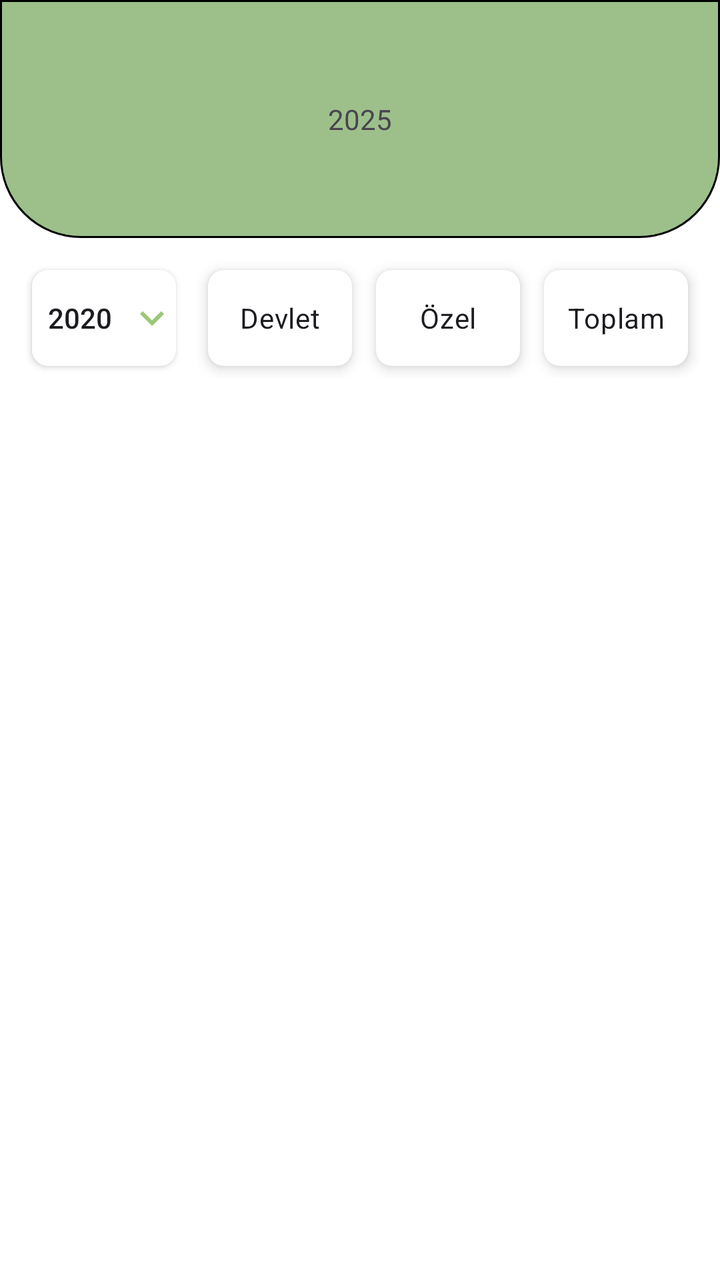
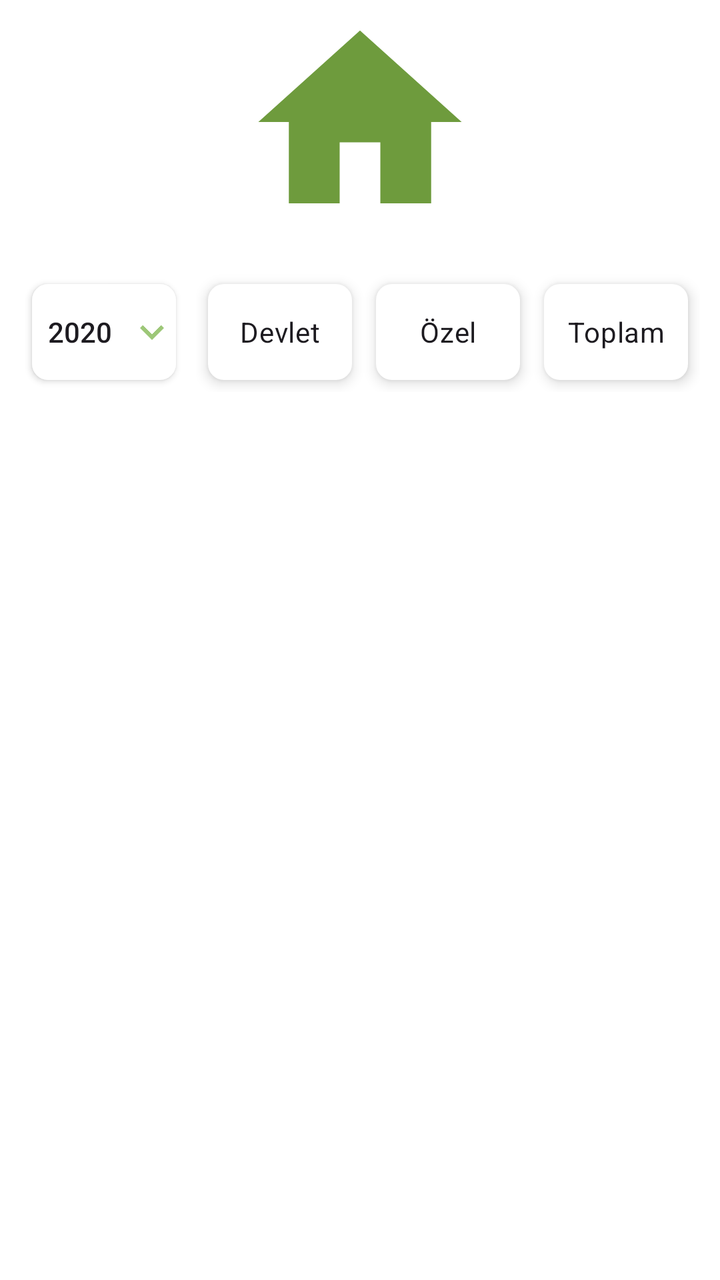

Compare the two renders of this Android layout. The source of the first and the diff that turns it into the second are given below.
<!-- AndroidManifest.xml: application theme Theme.DesignExample -->
<!-- res/layout/fragment_birinci.xml -->
<?xml version="1.0" encoding="utf-8"?>
<androidx.constraintlayout.widget.ConstraintLayout xmlns:android="http://schemas.android.com/apk/res/android"
    xmlns:app="http://schemas.android.com/apk/res-auto"
    xmlns:tools="http://schemas.android.com/tools"
    android:layout_width="match_parent"
    android:layout_height="match_parent"
    app:layoutDescription="@xml/fragment_birinci_scene2"
    tools:context=".design.birinciFragment"
    android:background="@color/white">


    <androidx.cardview.widget.CardView
        android:layout_width="match_parent"
        android:layout_height="wrap_content"
        android:layout_marginTop="5dp"
        android:elevation="50dp"
        app:cardElevation="0dp"
        app:layout_constraintEnd_toEndOf="parent"
        app:layout_constraintHorizontal_bias="0.0"
        app:layout_constraintStart_toStartOf="parent"
        app:layout_constraintTop_toBottomOf="@+id/cardView2">

        <androidx.recyclerview.widget.RecyclerView
            android:id="@+id/bahceSecimRecyclerView"
            android:layout_width="match_parent"
            android:layout_height="wrap_content"
            android:layout_margin="10dp"
            android:orientation="horizontal"
            android:padding="10dp" />
    </androidx.cardview.widget.CardView>

    <androidx.cardview.widget.CardView
        android:id="@+id/cardView2"
        android:layout_width="match_parent"
        android:layout_height="wrap_content"
        android:layout_marginTop="10dp"
        app:layout_constraintTop_toBottomOf="@+id/textView4"
        tools:layout_editor_absoluteX="1dp"
        android:background="@color/white"
        app:cardElevation="0dp">

        <androidx.constraintlayout.widget.ConstraintLayout
            android:layout_width="match_parent"
            android:layout_height="match_parent">

            <RadioGroup
                android:id="@+id/radioGroup2"
                android:layout_width="0dp"
                android:layout_height="wrap_content"
                android:layout_marginEnd="10dp"
                android:orientation="horizontal"
                app:layout_constraintBottom_toBottomOf="parent"
                app:layout_constraintEnd_toEndOf="parent"
                app:layout_constraintTop_toTopOf="parent"
                app:layout_constraintWidth_percent="0.70">

                <RadioButton
                    android:id="@+id/radioButton"
                    android:layout_width="0dp"
                    android:layout_height="wrap_content"
                    android:layout_margin="6dp"
                    android:layout_weight="1"
                    android:background="@drawable/radio_button_selector"
                    android:button="@null"
                    android:elevation="4dp"
                    android:padding="6dp"
                    android:text="Devlet"
                    android:textAlignment="center" />

                <RadioButton
                    android:id="@+id/radioButton2"
                    android:layout_width="0dp"
                    android:layout_height="wrap_content"
                    android:layout_margin="6dp"
                    android:layout_marginEnd="10dp"
                    android:layout_weight="1"
                    android:background="@drawable/radio_button_selector"
                    android:button="@null"
                    android:elevation="4dp"
                    android:padding="6dp"
                    android:text="Özel"
                    android:textAlignment="center" />

                <RadioButton
                    android:id="@+id/radioButton3"
                    android:layout_width="0dp"
                    android:layout_height="wrap_content"
                    android:layout_margin="6dp"
                    android:layout_marginEnd="10dp"
                    android:layout_weight="1"
                    android:background="@drawable/radio_button_selector"
                    android:button="@null"
                    android:elevation="4dp"
                    android:padding="6dp"
                    android:text="Toplam"
                    android:textAlignment="center" />
            </RadioGroup>

            <androidx.appcompat.widget.AppCompatButton
                android:id="@+id/button"
                android:layout_width="0dp"
                android:layout_height="wrap_content"
                android:layout_marginStart="16dp"
                android:background="@drawable/radio_button_selector"
                android:drawableEnd="@drawable/dropdown_icon"
                android:text="2020"
                app:layout_constraintBottom_toBottomOf="parent"
                app:layout_constraintStart_toStartOf="parent"
                app:layout_constraintTop_toTopOf="parent"
                app:layout_constraintWidth_percent="0.2" />

        </androidx.constraintlayout.widget.ConstraintLayout>
    </androidx.cardview.widget.CardView>

    <TextView
        android:id="@+id/textView4"
        android:layout_width="match_parent"
        android:layout_height="wrap_content"
        android:background="@drawable/textview_background"
        android:padding="50dp"
        android:text="2025"
        android:textAlignment="center"
        app:layout_constraintTop_toTopOf="parent"
        tools:layout_editor_absoluteX="141dp"
        android:elevation="0dp" />


</androidx.constraintlayout.widget.ConstraintLayout>
<!-- resources referenced by this layout -->
<resources>
  <color name="white">#FFFFFFFF</color>
  <!-- drawable dropdown_icon (drawable) -->
  <vector xmlns:android="http://schemas.android.com/apk/res/android" android:height="24dp" android:tint="#9DC778" android:viewportHeight="24" android:viewportWidth="24" android:width="24dp">
        
      <path android:fillColor="@android:color/white" android:pathData="M7.41,8.59L12,13.17l4.59,-4.58L18,10l-6,6 -6,-6 1.41,-1.41z"/>
      
  </vector>
  <!-- drawable radio_button_selector (drawable) -->
  <?xml version="1.0" encoding="utf-8"?>
  <selector xmlns:android="http://schemas.android.com/apk/res/android">
  
      <item android:state_checked="true">
          <shape android:shape="rectangle">
              <solid android:color="#E9FFBF"/>
              <corners android:radius="8dp"/>
          </shape>
      </item>
  
      <item android:state_checked="false">
          <shape android:shape="rectangle">
              <solid android:color="#FFFFFF"/>
              <corners android:radius="8dp"/>
          </shape>
      </item>
  
  
  </selector>
  <!-- drawable textview_background (drawable) -->
  <?xml version="1.0" encoding="utf-8"?>
  <shape xmlns:android="http://schemas.android.com/apk/res/android">
  
      <stroke
          android:width="1dp"
          android:color="@color/black"/>
      <solid
          android:color="@color/TextViewGreen"/>
      <padding
          android:left="1dp"
          android:right="1dp"
          android:top="1dp"
          android:bottom="1dp"/>
  
      <corners android:bottomLeftRadius="40dp"
              android:bottomRightRadius="40dp"/>
  
  
  
  </shape>
  <style name="Theme.DesignExample" parent="Base.Theme.DesignExample" />
  <color name="black">#FF000000</color>
  <color name="TextViewGreen">#9DC08B</color>
  <style name="Base.Theme.DesignExample" parent="Theme.Material3.DayNight.NoActionBar">
          
          
          <item name="android:statusBarColor">@color/black</item>
      </style>
</resources>

<!-- the commit's change to res/layout/fragment_birinci.xml (unified diff, before → after) -->
@@ -4,21 +4,20 @@
     xmlns:tools="http://schemas.android.com/tools"
     android:layout_width="match_parent"
     android:layout_height="match_parent"
-    app:layoutDescription="@xml/fragment_birinci_scene2"
-    tools:context=".design.birinciFragment"
-    android:background="@color/white">
+    android:background="@color/white"
+    tools:context=".design.birinciFragment">
 
 
     <androidx.cardview.widget.CardView
+        android:id="@+id/cardView2"
         android:layout_width="match_parent"
         android:layout_height="wrap_content"
-        android:layout_marginTop="5dp"
         android:elevation="50dp"
         app:cardElevation="0dp"
         app:layout_constraintEnd_toEndOf="parent"
         app:layout_constraintHorizontal_bias="0.0"
         app:layout_constraintStart_toStartOf="parent"
-        app:layout_constraintTop_toBottomOf="@+id/cardView2">
+        tools:layout_editor_absoluteY="300dp">
 
         <androidx.recyclerview.widget.RecyclerView
             android:id="@+id/bahceSecimRecyclerView"
@@ -29,100 +28,80 @@
             android:padding="10dp" />
     </androidx.cardview.widget.CardView>
 
-    <androidx.cardview.widget.CardView
-        android:id="@+id/cardView2"
-        android:layout_width="match_parent"
+    <RadioGroup
+        android:id="@+id/radioGroup2"
+        android:layout_width="0dp"
         android:layout_height="wrap_content"
-        android:layout_marginTop="10dp"
-        app:layout_constraintTop_toBottomOf="@+id/textView4"
-        tools:layout_editor_absoluteX="1dp"
-        android:background="@color/white"
-        app:cardElevation="0dp">
+        android:layout_marginEnd="10dp"
+        android:orientation="horizontal"
+        app:layout_constraintBottom_toBottomOf="@+id/button"
+        app:layout_constraintEnd_toEndOf="parent"
+        app:layout_constraintTop_toTopOf="@+id/button"
+        app:layout_constraintWidth_percent="0.70">
 
-        <androidx.constraintlayout.widget.ConstraintLayout
-            android:layout_width="match_parent"
-            android:layout_height="match_parent">
+        <RadioButton
+            android:id="@+id/radioButton"
+            android:layout_width="0dp"
+            android:layout_height="wrap_content"
+            android:layout_margin="6dp"
+            android:layout_weight="1"
+            android:background="@drawable/radio_button_selector"
+            android:button="@null"
+            android:elevation="4dp"
+            android:padding="6dp"
+            android:text="Devlet"
+            android:textAlignment="center" />
 
-            <RadioGroup
-                android:id="@+id/radioGroup2"
-                android:layout_width="0dp"
-                android:layout_height="wrap_content"
-                android:layout_marginEnd="10dp"
-                android:orientation="horizontal"
-                app:layout_constraintBottom_toBottomOf="parent"
-                app:layout_constraintEnd_toEndOf="parent"
-                app:layout_constraintTop_toTopOf="parent"
-                app:layout_constraintWidth_percent="0.70">
+        <RadioButton
+            android:id="@+id/radioButton2"
+            android:layout_width="0dp"
+            android:layout_height="wrap_content"
+            android:layout_margin="6dp"
+            android:layout_marginEnd="10dp"
+            android:layout_weight="1"
+            android:background="@drawable/radio_button_selector"
+            android:button="@null"
+            android:elevation="4dp"
+            android:padding="6dp"
+            android:text="Özel"
+            android:textAlignment="center" />
 
-                <RadioButton
-                    android:id="@+id/radioButton"
-                    android:layout_width="0dp"
-                    android:layout_height="wrap_content"
-                    android:layout_margin="6dp"
-                    android:layout_weight="1"
-                    android:background="@drawable/radio_button_selector"
-                    android:button="@null"
-                    android:elevation="4dp"
-                    android:padding="6dp"
-                    android:text="Devlet"
-                    android:textAlignment="center" />
+        <RadioButton
+            android:id="@+id/radioButton3"
+            android:layout_width="0dp"
+            android:layout_height="wrap_content"
+            android:layout_margin="6dp"
+            android:layout_marginEnd="10dp"
+            android:layout_weight="1"
+            android:background="@drawable/radio_button_selector"
+            android:button="@null"
+            android:elevation="4dp"
+            android:padding="6dp"
+            android:text="Toplam"
+            android:textAlignment="center" />
+    </RadioGroup>
 
-                <RadioButton
-                    android:id="@+id/radioButton2"
-                    android:layout_width="0dp"
-                    android:layout_height="wrap_content"
-                    android:layout_margin="6dp"
-                    android:layout_marginEnd="10dp"
-                    android:layout_weight="1"
-                    android:background="@drawable/radio_button_selector"
-                    android:button="@null"
-                    android:elevation="4dp"
-                    android:padding="6dp"
-                    android:text="Özel"
-                    android:textAlignment="center" />
+    <androidx.appcompat.widget.AppCompatButton
+        android:id="@+id/button"
+        android:layout_width="0dp"
+        android:layout_height="wrap_content"
+        android:layout_marginStart="16dp"
+        android:layout_marginTop="20dp"
+        android:background="@drawable/radio_button_selector"
+        android:drawableEnd="@drawable/dropdown_icon"
+        android:text="2020"
+        app:layout_constraintStart_toStartOf="parent"
+        app:layout_constraintTop_toBottomOf="@+id/imageView"
+        app:layout_constraintWidth_percent="0.2" />
 
-                <RadioButton
-                    android:id="@+id/radioButton3"
-                    android:layout_width="0dp"
-                    android:layout_height="wrap_content"
-                    android:layout_margin="6dp"
-                    android:layout_marginEnd="10dp"
-                    android:layout_weight="1"
-                    android:background="@drawable/radio_button_selector"
-                    android:button="@null"
-                    android:elevation="4dp"
-                    android:padding="6dp"
-                    android:text="Toplam"
-                    android:textAlignment="center" />
-            </RadioGroup>
-
-            <androidx.appcompat.widget.AppCompatButton
-                android:id="@+id/button"
-                android:layout_width="0dp"
-                android:layout_height="wrap_content"
-                android:layout_marginStart="16dp"
-                android:background="@drawable/radio_button_selector"
-                android:drawableEnd="@drawable/dropdown_icon"
-                android:text="2020"
-                app:layout_constraintBottom_toBottomOf="parent"
-                app:layout_constraintStart_toStartOf="parent"
-                app:layout_constraintTop_toTopOf="parent"
-                app:layout_constraintWidth_percent="0.2" />
-
-        </androidx.constraintlayout.widget.ConstraintLayout>
-    </androidx.cardview.widget.CardView>
-
-    <TextView
-        android:id="@+id/textView4"
-        android:layout_width="match_parent"
-        android:layout_height="wrap_content"
-        android:background="@drawable/textview_background"
-        android:padding="50dp"
-        android:text="2025"
-        android:textAlignment="center"
-        app:layout_constraintTop_toTopOf="parent"
-        tools:layout_editor_absoluteX="141dp"
-        android:elevation="0dp" />
+    <ImageView
+        android:id="@+id/imageView"
+        android:layout_width="166dp"
+        android:layout_height="122dp"
+        android:src="@drawable/home_icon"
+        app:layout_constraintEnd_toEndOf="parent"
+        app:layout_constraintStart_toStartOf="parent"
+        app:layout_constraintTop_toTopOf="parent" />
 
 
 </androidx.constraintlayout.widget.ConstraintLayout>
<!-- resource entries referenced after the edit -->
@@ -5,6 +5,12 @@
   <vector xmlns:android="http://schemas.android.com/apk/res/android" android:height="24dp" android:tint="#9DC778" android:viewportHeight="24" android:viewportWidth="24" android:width="24dp">
         
       <path android:fillColor="@android:color/white" android:pathData="M7.41,8.59L12,13.17l4.59,-4.58L18,10l-6,6 -6,-6 1.41,-1.41z"/>
+      
+  </vector>
+  <!-- drawable home_icon (drawable) -->
+  <vector xmlns:android="http://schemas.android.com/apk/res/android" android:height="24dp" android:tint="#6E9B3D" android:viewportHeight="24" android:viewportWidth="24" android:width="24dp">
+        
+      <path android:fillColor="@android:color/white" android:pathData="M10,20v-6h4v6h5v-8h3L12,3 2,12h3v8z"/>
       
   </vector>
   <!-- drawable radio_button_selector (drawable) -->
@@ -27,30 +33,8 @@
   
   
   </selector>
-  <!-- drawable textview_background (drawable) -->
-  <?xml version="1.0" encoding="utf-8"?>
-  <shape xmlns:android="http://schemas.android.com/apk/res/android">
-  
-      <stroke
-          android:width="1dp"
-          android:color="@color/black"/>
-      <solid
-          android:color="@color/TextViewGreen"/>
-      <padding
-          android:left="1dp"
-          android:right="1dp"
-          android:top="1dp"
-          android:bottom="1dp"/>
-  
-      <corners android:bottomLeftRadius="40dp"
-              android:bottomRightRadius="40dp"/>
-  
-  
-  
-  </shape>
   <style name="Theme.DesignExample" parent="Base.Theme.DesignExample" />
   <color name="black">#FF000000</color>
-  <color name="TextViewGreen">#9DC08B</color>
   <style name="Base.Theme.DesignExample" parent="Theme.Material3.DayNight.NoActionBar">
           
           
